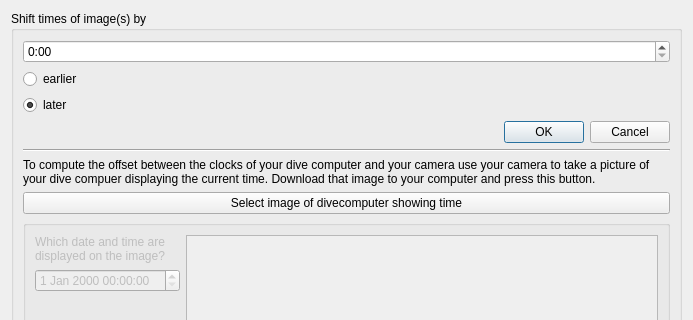
Before: the Qt Designer form qt-ui/shiftimagetimes.ui in subsurface/subsurface, drawn with Qt 5; both pictures show x 0 to 693 and y 0 to 320 of the 693 by 606 pixel window.
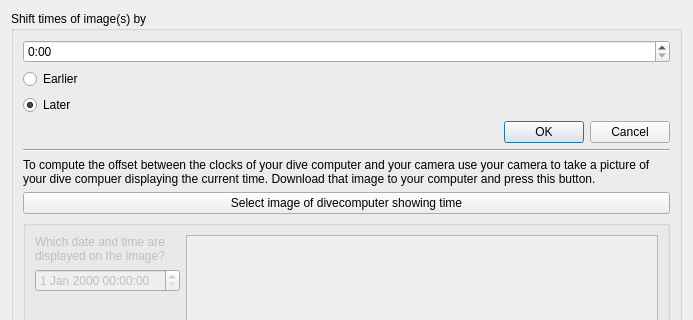
After: the same form once the commit is applied. Icons and pictures are not drawn.

Commit message:
shifimmagetimes capitalisation consitency and title
Makse capitalisation consistent.
Makes title more specific

Diff of the .ui file:
```diff
--- a/qt-ui/shiftimagetimes.ui
+++ b/qt-ui/shiftimagetimes.ui
@@ -102,14 +102,14 @@
       <item>
        <widget class="QRadioButton" name="backwards">
         <property name="text">
-         <string>earlier</string>
+         <string>Earlier</string>
         </property>
        </widget>
       </item>
       <item>
        <widget class="QRadioButton" name="forward">
         <property name="text">
-         <string>later</string>
+         <string>Later</string>
         </property>
         <property name="checked">
          <bool>true</bool>
```
Left out of the diff: 2 changed lines with no effect on the pictures.
